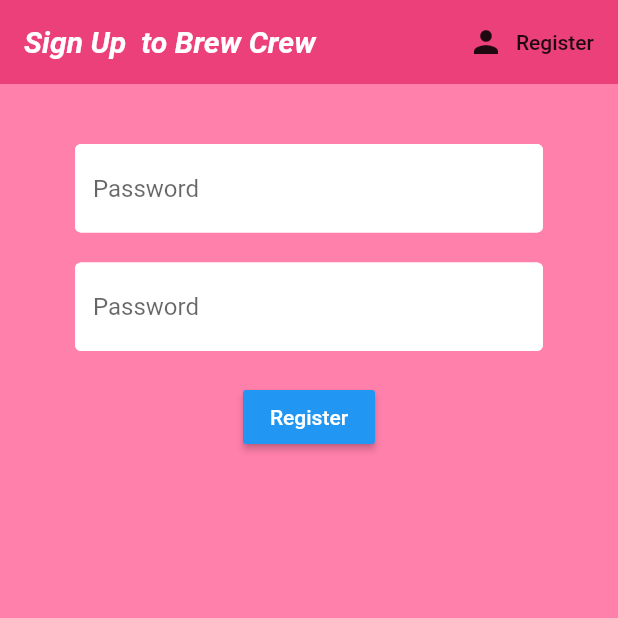
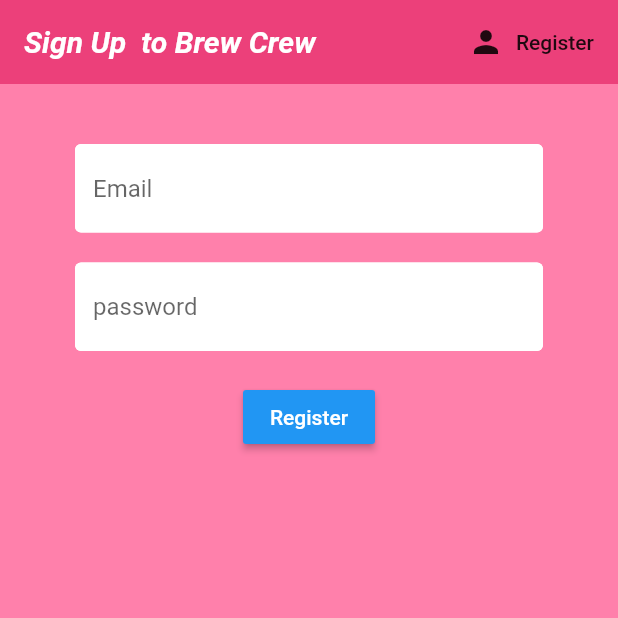
Before and after one commit to swatiprajapati08/Brew_Icecream, a Flutter app: the screen it shows after launch, after a tap on "Sign in", after a tap on "Register", on a phone screen of 412 x 824 dp, the top half of it. Run offline on Flutter 3.47's test engine with Material 2 defaults, Android fonts, the phone set to English and light mode, and no system bars; our stand-ins replace firebase_auth, flutter_spinkit; accounts and stored records are empty.

Commit message:
add spinner

```diff
--- a/lib/screen/authenticate/register.dart
+++ b/lib/screen/authenticate/register.dart
@@ -48,7 +48,7 @@ class _RegisterState extends State<Register> {
             children: <Widget>[
               SizedBox(height: 20.0),
               TextFormField(
-                decoration:textInputDecoration,
+                decoration: textInputDecoration.copyWith(hintText: 'Email'),
                 validator: (val) => val.isEmpty ? 'Enter an Email' : null,
                 onChanged: (val) {
                   setState(() => email = val);
@@ -56,7 +56,8 @@ class _RegisterState extends State<Register> {
               ),
               SizedBox(height: 20.0),
               TextFormField(
-                 decoration:textInputDecoration,
+                  decoration:
+                      textInputDecoration.copyWith(hintText: 'password'),
                   obscureText: true,
                   validator: (val) => val.length < 6
                       ? 'Enter a password 6+ char long'
--- a/lib/screen/authenticate/sign_in.dart
+++ b/lib/screen/authenticate/sign_in.dart
@@ -49,7 +49,7 @@ class _SignInState extends State<SignIn> {
             children: <Widget>[
               SizedBox(height: 20.0),
               TextFormField(
-                decoration: textInputDecoration,
+                decoration: textInputDecoration.copyWith(hintText: 'Email'),
                 validator: (val) => val.isEmpty ? 'Enter an Email' : null,
                 onChanged: (val) {
                   setState(() => email = val);
@@ -57,7 +57,8 @@ class _SignInState extends State<SignIn> {
               ),
               SizedBox(height: 20.0),
               TextFormField(
-                  decoration: textInputDecoration,
+                  decoration:
+                      textInputDecoration.copyWith(hintText: 'password'),
                   obscureText: true,
                   validator: (val) =>
                       val.length < 6 ? 'Enter a password 6+ char long' : null,
--- a/pubspec.yaml
+++ b/pubspec.yaml
@@ -26,6 +26,7 @@ dependencies:
   firebase_auth: ^0.14.0+5
   cloud_firestore: ^0.12.9+4
   provider: ^3.1.0
+  flutter_spinkit: ^4.1.2+1
 
 
 dev_dependencies:
```
Also changed, not shown: lib/shared/loading.dart (added, +17 -0 lines), pubspec.lock.
